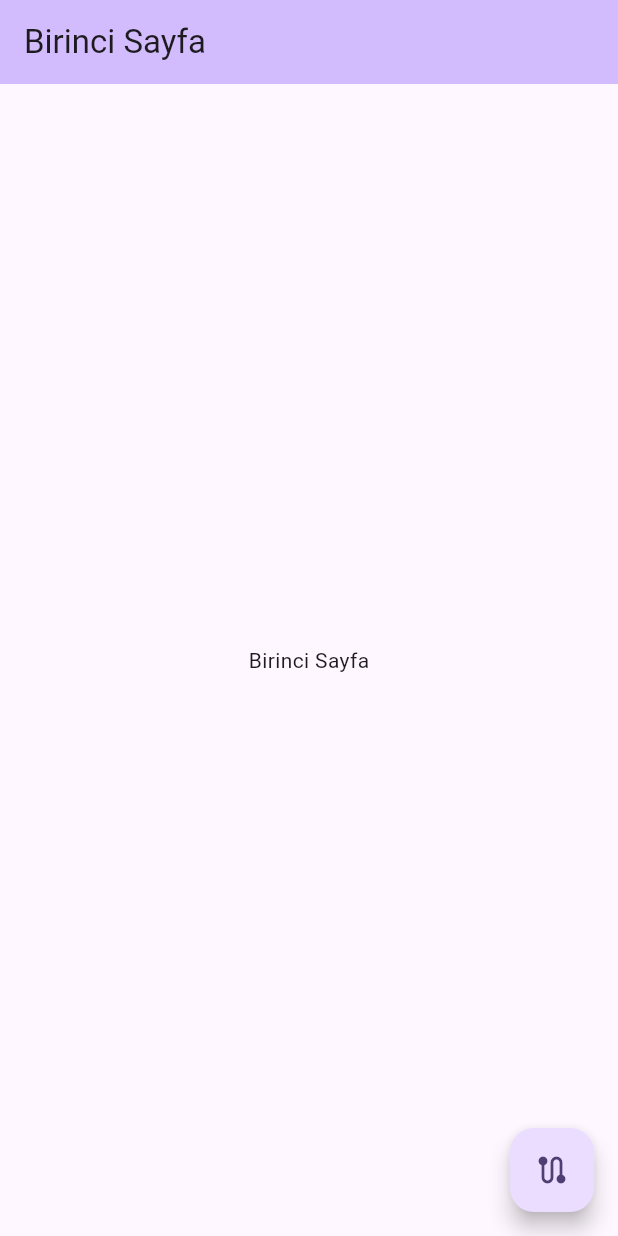
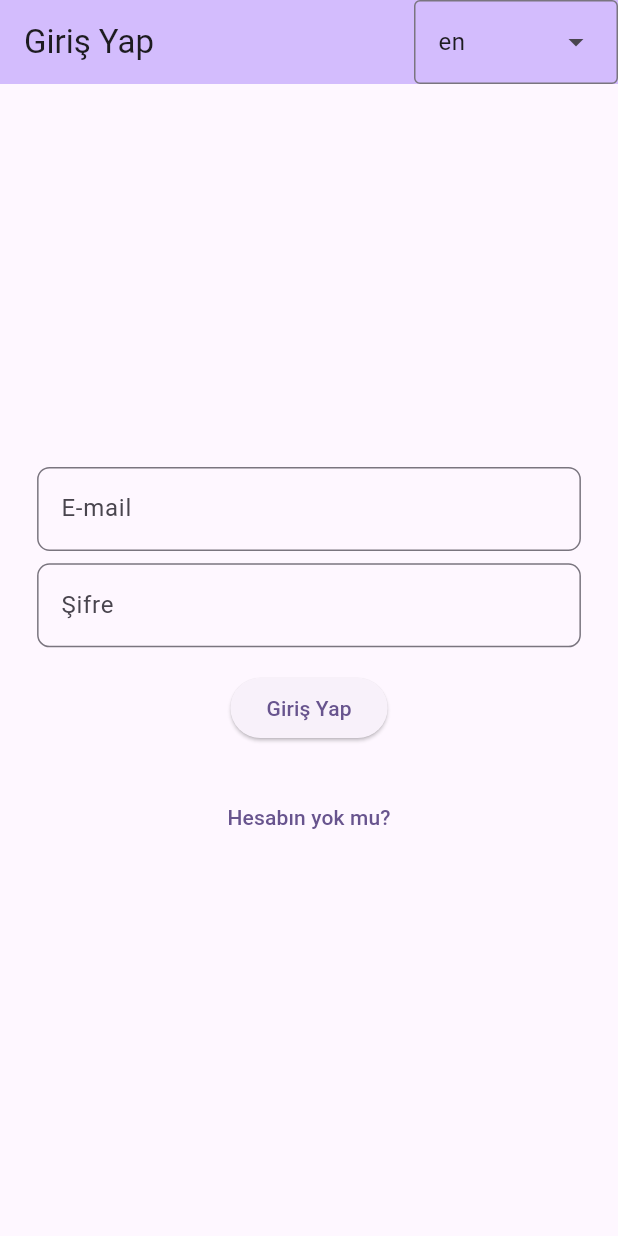
Before and after one commit to M-Cann/APPoeira, a Flutter app: the screen it shows after launch, on a phone screen of 412 x 824 dp. Run offline on Flutter 3.47's test engine with Material 3 defaults, Android fonts, the phone set to English and light mode, and no system bars; our stand-ins replace firebase_auth, firebase_core, flutter_screenutil, shared_preferences; accounts and stored records are empty.

Commit message:
Project Structure Created
-Localization has been established.
-Authentication has been established.
-Firebase integration has been completed.
-Provider has been established

```diff
--- /dev/null
+++ b/lib/common_functions/developer_tools.dart
@@ -0,0 +1,15 @@
+enum Logger {
+  black("30"),
+  red("31"),
+  green("32"),
+  yellow("33"),
+  blue("34"),
+  magenta("35"),
+  cyan("36"),
+  white("37");
+
+  final String code;
+  const Logger(this.code);
+
+  void log(dynamic text) => print('\x1B[${code}m$text\x1B[0m');
+}
--- a/lib/l10n/app_localizations.dart
+++ b/lib/l10n/app_localizations.dart
@@ -98,17 +98,59 @@ abstract class AppLocalizations {
     Locale('tr'),
   ];
 
-  /// No description provided for @firstPage.
+  /// No description provided for @logIn.
   ///
   /// In tr, this message translates to:
-  /// **'Birinci Sayfa'**
-  String get firstPage;
+  /// **'Giriş Yap'**
+  String get logIn;
 
-  /// No description provided for @secondPage.
+  /// No description provided for @signUp.
   ///
   /// In tr, this message translates to:
-  /// **'İkinci Sayfa'**
-  String get secondPage;
+  /// **'Kayıt Ol'**
+  String get signUp;
+
+  /// No description provided for @email.
+  ///
+  /// In tr, this message translates to:
+  /// **'E-mail'**
+  String get email;
+
+  /// No description provided for @password.
+  ///
+  /// In tr, this message translates to:
+  /// **'Şifre'**
+  String get password;
+
+  /// No description provided for @dontHaveAnAccount.
+  ///
+  /// In tr, this message translates to:
+  /// **'Hesabın yok mu?'**
+  String get dontHaveAnAccount;
+
+  /// No description provided for @doYouHaveAnAccount.
+  ///
+  /// In tr, this message translates to:
+  /// **'Hesabın var mı?'**
+  String get doYouHaveAnAccount;
+
+  /// No description provided for @homePage.
+  ///
+  /// In tr, this message translates to:
+  /// **'Ana Sayfa'**
+  String get homePage;
+
+  /// No description provided for @workouts.
+  ///
+  /// In tr, this message translates to:
+  /// **'Antrenmanlar'**
+  String get workouts;
+
+  /// No description provided for @calendar.
+  ///
+  /// In tr, this message translates to:
+  /// **'Takvim'**
+  String get calendar;
 }
 
 class _AppLocalizationsDelegate
--- a/lib/l10n/app_localizations_tr.dart
+++ b/lib/l10n/app_localizations_tr.dart
@@ -9,8 +9,29 @@ class AppLocalizationsTr extends AppLocalizations {
   AppLocalizationsTr([String locale = 'tr']) : super(locale);
 
   @override
-  String get firstPage => 'Birinci Sayfa';
+  String get logIn => 'Giriş Yap';
 
   @override
-  String get secondPage => 'İkinci Sayfa';
+  String get signUp => 'Kayıt Ol';
+
+  @override
+  String get email => 'E-mail';
+
+  @override
+  String get password => 'Şifre';
+
+  @override
+  String get dontHaveAnAccount => 'Hesabın yok mu?';
+
+  @override
+  String get doYouHaveAnAccount => 'Hesabın var mı?';
+
+  @override
+  String get homePage => 'Ana Sayfa';
+
+  @override
+  String get workouts => 'Antrenmanlar';
+
+  @override
+  String get calendar => 'Takvim';
 }
--- a/lib/l10n/app_tr.arb
+++ b/lib/l10n/app_tr.arb
@@ -1,4 +1,11 @@
 {
-    "firstPage": "Birinci Sayfa",
-    "secondPage": "İkinci Sayfa"
+    "logIn": "Giriş Yap",
+    "signUp": "Kayıt Ol",
+    "email": "E-mail",
+    "password": "Şifre",
+    "dontHaveAnAccount": "Hesabın yok mu?",
+    "doYouHaveAnAccount": "Hesabın var mı?",
+    "homePage": "Ana Sayfa",
+    "workouts": "Antrenmanlar",
+    "calendar": "Takvim"
 }
--- a/lib/main.dart
+++ b/lib/main.dart
@@ -1,107 +1,53 @@
+import 'package:appoeira/firebase_options.dart';
 import 'package:appoeira/l10n/app_localizations.dart';
+import 'package:appoeira/pages/authentication/screens/log_in.dart';
+import 'package:appoeira/providers/providers.dart';
+import 'package:firebase_core/firebase_core.dart';
 import 'package:flutter/material.dart';
+import 'package:flutter_screenutil/flutter_screenutil.dart';
+import 'package:provider/provider.dart';
 
-void main() {
-  runApp(const MyApp());
+Future<void> main() async {
+  WidgetsFlutterBinding.ensureInitialized();
+  await Firebase.initializeApp(
+    options: DefaultFirebaseOptions.currentPlatform,
+  );
+  LocalizationsProvider localizationsProvider = LocalizationsProvider();
+  await localizationsProvider.fetchLocale();
+  runApp(MyApp(localizationsProvider: localizationsProvider,));
 }
 
 class MyApp extends StatelessWidget {
-  const MyApp({super.key});
+  LocalizationsProvider? localizationsProvider;
+  MyApp({super.key, required this.localizationsProvider});
 
   @override
   Widget build(BuildContext context) {
+    return ChangeNotifierProvider(
+      create: (BuildContext context) => localizationsProvider,
+      child: Consumer<LocalizationsProvider>(builder: (context, value, child) {
         return MaterialApp(
           title: 'APPoeira',
           localizationsDelegates: AppLocalizations.localizationsDelegates,
           supportedLocales: AppLocalizations.supportedLocales,
+          localeResolutionCallback: (locale, supportedLocales) {
+            if (supportedLocales.contains(locale)) {
+              return locale;
+            }
+            return null;
+          },
           theme: ThemeData(
             colorScheme: ColorScheme.fromSeed(seedColor: Colors.deepPurple),
           ),
+          builder: (context, child) {
+            ScreenUtil.init(context, designSize: Size(360, 800));
+            return child!;
+          },
           debugShowCheckedModeBanner: false,
-      locale: Locale('tr'),
-      home: const FirstPage(),
+          locale: value.locale,
+          home: LogIn(),
+        );
+      },),
     );
   }
 }
-
-class FirstPage extends StatefulWidget {
-  const FirstPage({super.key});
-
-  @override
-  State<FirstPage> createState() => _FirstPageState();
-}
-
-class _FirstPageState extends State<FirstPage> {
-  void _routeSecondPage() {
-    Navigator.push(
-      context,
-      MaterialPageRoute(builder: (context) => const SecondPage()),
-    );
-  }
-
-  @override
-  Widget build(BuildContext context) {
-    return Scaffold(
-      appBar: AppBar(
-        backgroundColor: Theme.of(context).colorScheme.inversePrimary,
-        title: Text(AppLocalizations.of(context)!.firstPage),
-      ),
-      body: Center(
-        child: Column(
-          mainAxisAlignment: MainAxisAlignment.center,
-          children: <Widget>[
-            Text(AppLocalizations.of(context)!.firstPage),
-          ],
-        ),
-      ),
-      floatingActionButton: FloatingActionButton(
-        onPressed: _routeSecondPage,
-        tooltip: 'Route',
-        child: const Icon(Icons.route),
-      ),
-    );
-  }
-}
-
-class SecondPage extends StatefulWidget {
-  const SecondPage({super.key});
-
-  @override
-  State<SecondPage> createState() => _SecondPageState();
-}
-
-class _SecondPageState extends State<SecondPage> {
-  int _counter = 0;
-
-  void _incrementCounter() {
-    setState(() {
-      _counter++;
-    });
-  }
-
-  @override
-  Widget build(BuildContext context) {
-    return Scaffold(
-      appBar: AppBar(
-        backgroundColor: Theme.of(context).colorScheme.inversePrimary,
-        title: Text(AppLocalizations.of(context)!.secondPage),
-      ),
-      body: Center(
-        child: Column(
-          mainAxisAlignment: MainAxisAlignment.center,
-          children: <Widget>[
-            const Text('You have pushed the button this many times:'),
-            Text('$_counter',
-              style: Theme.of(context).textTheme.headlineMedium,
-            ),
-          ],
-        ),
-      ),
-      floatingActionButton: FloatingActionButton(
-        onPressed: _incrementCounter,
-        tooltip: 'Increment',
-        child: const Icon(Icons.add),
-      ),
-    );
-  }
-}
--- /dev/null
+++ b/lib/pages/authentication/screens/log_in.dart
@@ -0,0 +1,121 @@
+import 'package:appoeira/common_functions/developer_tools.dart';
+import 'package:appoeira/l10n/app_localizations.dart';
+import 'package:appoeira/pages/authentication/screens/sign_up.dart';
+import 'package:appoeira/pages/home_page/screens/home.dart';
+import 'package:appoeira/providers/providers.dart';
+import 'package:flutter/material.dart';
+import 'package:flutter_screenutil/flutter_screenutil.dart';
+import 'package:provider/provider.dart';
+
+class LogIn extends StatefulWidget {
+  const LogIn({super.key});
+
+  @override
+  State<LogIn> createState() => _LogInState();
+}
+
+class _LogInState extends State<LogIn> {
+  TextEditingController emailController = TextEditingController();
+  TextEditingController passwordController = TextEditingController();
+  List<DropdownMenuEntry> languageDropdownList = [];
+  int currentLanguageIndex = 0;
+
+  bool buttonActive() => emailController.text.isNotEmpty && passwordController.text.isNotEmpty;
+
+  @override
+  void initState() {
+    for(int i = 0; i < AppLocalizations.supportedLocales.length; i++){
+      languageDropdownList.add(DropdownMenuEntry(value: i, label: AppLocalizations.supportedLocales[i].languageCode));
+    }
+    WidgetsBinding.instance.addPostFrameCallback((_) {
+        if (mounted){
+          currentLanguageIndex = AppLocalizations.supportedLocales.indexWhere((element) => element.languageCode == AppLocalizations.of(context)!.localeName);
+        }
+      },
+    );
+    super.initState();
+  }
+
+  void logIn(){
+    Logger.green.log('Giriş Tamam');
+    Navigator.push(context, MaterialPageRoute(builder: (context) => const HomePage()),);
+  }
+
+  @override
+  Widget build(BuildContext context) {
+    return Scaffold(
+      appBar: AppBar(
+        backgroundColor: Theme.of(context).colorScheme.inversePrimary,
+        title: Text(AppLocalizations.of(context)!.logIn),
+        actions: [
+          DropdownMenu(
+            dropdownMenuEntries: languageDropdownList,
+            initialSelection: currentLanguageIndex,
+            onSelected: (value) {
+              context.read<LocalizationsProvider>().setLocale(AppLocalizations.supportedLocales[value]);
+            },
+          )
+        ],
+      ),
+      body: Padding(
+        padding: EdgeInsets.symmetric(horizontal: 24.h),
+        child: Column(
+          mainAxisAlignment: MainAxisAlignment.center,
+          children: <Widget>[
+            TextField(
+              controller: emailController,
+              decoration: InputDecoration(
+                hintText: AppLocalizations.of(context)!.email,
+                focusedBorder: OutlineInputBorder(
+                  borderRadius: BorderRadius.all(Radius.circular(8.r)),
+                  borderSide: BorderSide(width: 1.w, color: Colors.blueGrey),
+                ),
+                border: OutlineInputBorder(
+                  borderRadius: BorderRadius.all(Radius.circular(8.r)),
+                  borderSide: BorderSide(width: 1.w, color: Colors.grey),
+                ),
+              ),
+            ),
+            SizedBox(height: 8.h,),
+            TextField(
+              controller: passwordController,
+              obscureText: true,
+              decoration: InputDecoration(
+                hintText: AppLocalizations.of(context)!.password,
+                focusedBorder: OutlineInputBorder(
+                  borderRadius: BorderRadius.all(Radius.circular(8.r)),
+                  borderSide: BorderSide(width: 1.w, color: Colors.blueGrey),
+                ),
+                border: OutlineInputBorder(
+                  borderRadius: BorderRadius.all(Radius.circular(8.r)),
+                  borderSide: BorderSide(width: 1.w, color: Colors.grey),
+                ),
+              ),
+            ),
+            SizedBox(height: 16.h,),
+            ElevatedButton(
+              onPressed: () {
+                if(buttonActive()){
+                  logIn();
+                }else{
+                  Logger.red.log('Text Fieldlarda Hata Var');
+                }
+              },
+              child: Text(AppLocalizations.of(context)!.logIn),
+            ),
+            SizedBox(height: 24.h,),
+            TextButton(
+              style: TextButton.styleFrom(
+                overlayColor: Colors.transparent,
+              ),
+              onPressed: () {
+                Navigator.push(context, MaterialPageRoute(builder: (context) => const SignUp()),);
+              },
+              child: Text(AppLocalizations.of(context)!.dontHaveAnAccount),
+            ),
+          ],
+        ),
+      ),
+    );
+  }
+}
--- /dev/null
+++ b/lib/providers/providers.dart
@@ -0,0 +1,23 @@
+import 'package:flutter/cupertino.dart';
+import 'package:shared_preferences/shared_preferences.dart';
+
+class LocalizationsProvider extends ChangeNotifier {
+  Locale locale = const Locale('tr');
+
+  fetchLocale() async {
+    var prefs = await SharedPreferences.getInstance();
+    if (prefs.getString('languageCode') == null) {
+      locale = const Locale('tr');
+    }else{
+      locale = Locale(prefs.getString('languageCode')!);
+    }
+    notifyListeners();
+  }
+
+  void setLocale(Locale newLocale) async {
+    locale = newLocale;
+    var prefs = await SharedPreferences.getInstance();
+    await prefs.setString('languageCode', locale.languageCode);
+    notifyListeners();
+  }
+}
```
Also changed, not shown: lib/l10n/app_en.arb (+9 -2 lines), lib/l10n/app_localizations_en.dart (+23 -2 lines), lib/pages/authentication/screens/sign_up.dart (added, +94 -0 lines), lib/pages/authentication/services/authentication_services.dart (added, +17 -0 lines), lib/pages/calendar/screens/calendar.dart (added, +29 -0 lines), lib/pages/home_page/screens/home.dart (added, +73 -0 lines), lib/pages/workouts/screens/workouts_list.dart (added, +31 -0 lines), pubspec.yaml (+9 -0 lines), firebase.json (added), lib/firebase_options.dart (added), 5 other files. Lines whose indentation alone changed are shown as unchanged.
